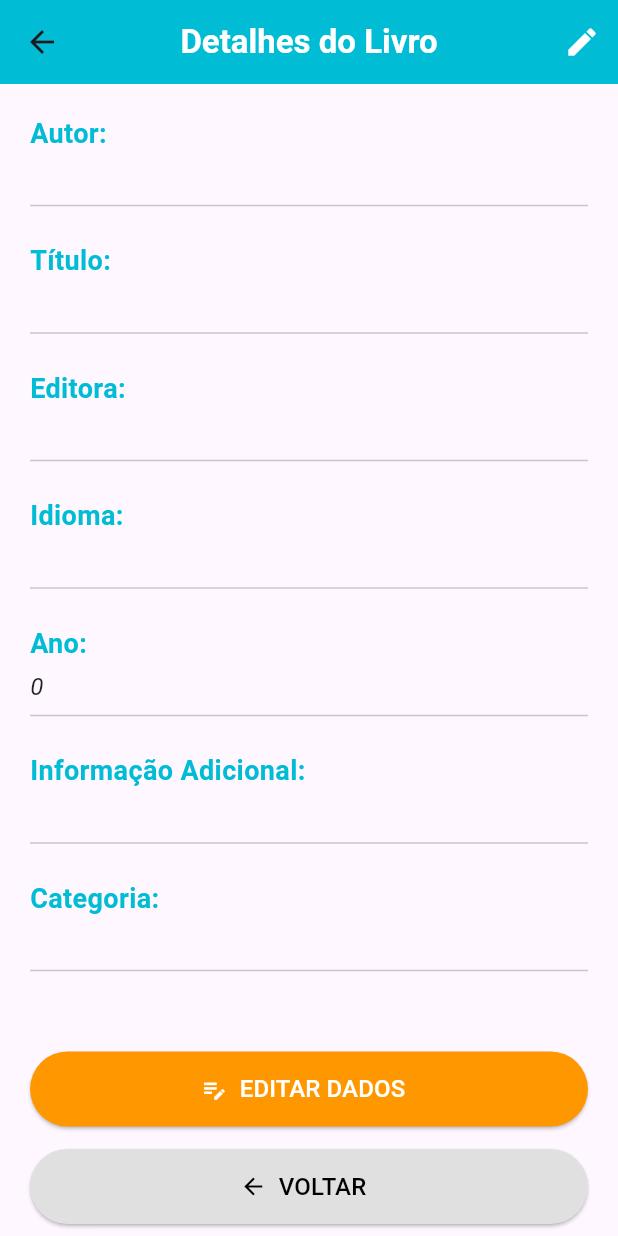
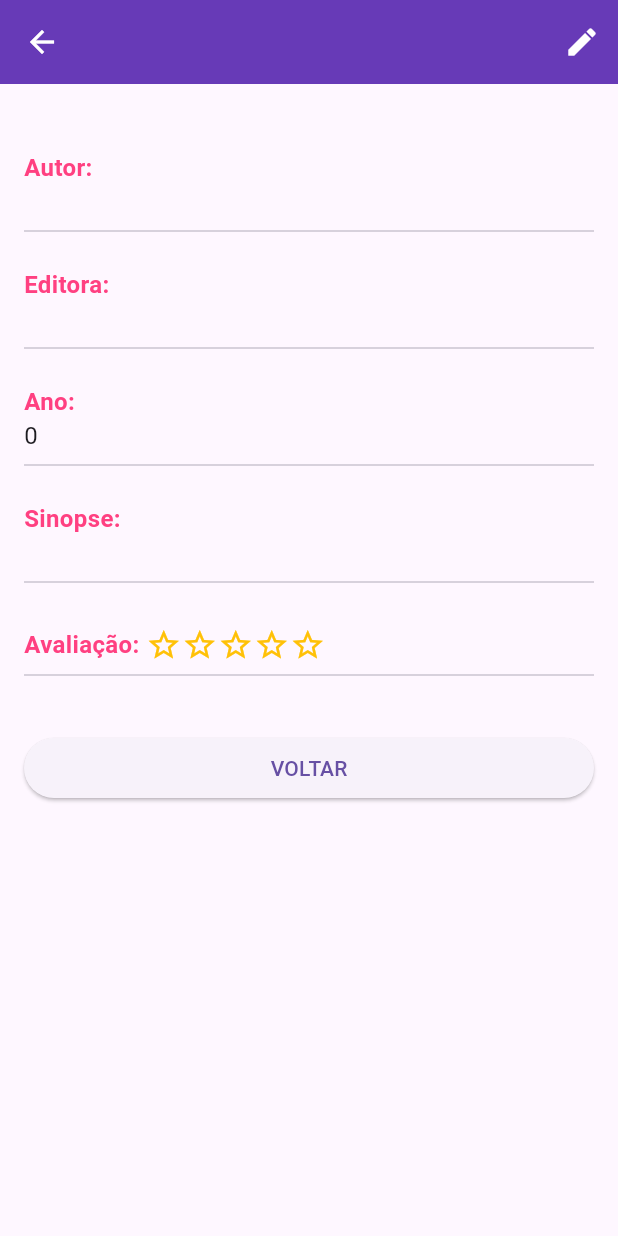
Before and after one commit to anamurim/livros, a Flutter app: the MeuLivro screen opened directly with empty values, on a phone screen of 412 x 824 dp. Run offline on Flutter 3.47's test engine with Material 3 defaults, Android fonts, the phone set to English and light mode, and no system bars; our stand-ins replace image_picker, sqflite; accounts and stored records are empty.

Commit message:
Campo sinopse, capa e avaliação

```diff
--- a/lib/models/cadastralivros.dart
+++ b/lib/models/cadastralivros.dart
@@ -5,30 +5,40 @@ class Livros {
   String? editora;
   String? idioma;
   int? ano;
+  String? sinopse;
+  double? avaliacao;
   String? opcao;
   String? categoria;
+  String? capa;
 
-  Livros(
-      {required this.autor,
-      required this.titulo,
-      required this.editora,
-      required this.idioma,
-      required this.ano,
-      required this.opcao,
-      required this.categoria});
+  Livros({
+    this.id,
+    required this.autor,
+    required this.titulo,
+    required this.editora,
+    required this.idioma,
+    required this.ano,
+    required this.sinopse,
+    required this.avaliacao,
+    required this.opcao,
+    required this.categoria,
+    this.capa,
+  });
 
   Map<String, dynamic> toMap() {
-    var mapa = <String, dynamic>{
+    return {
       'id': id,
       'autor': autor,
       'titulo': titulo,
       'editora': editora,
       'idioma': idioma,
       'ano': ano,
+      'sinopse': sinopse,
+      'avaliacao': avaliacao,
       'opcao': opcao,
-      'categoria': categoria
+      'categoria': categoria,
+      'capa': capa,
     };
-    return mapa;
   }
 
   Livros.fromMap(Map<String, dynamic> mapa) {
@@ -38,7 +48,10 @@ class Livros {
     editora = mapa['editora'];
     idioma = mapa['idioma'];
     ano = mapa['ano'];
+    sinopse = mapa['sinopse'];
+    avaliacao = (mapa['avaliacao'] as num?)?.toDouble();
     opcao = mapa['opcao'];
     categoria = mapa['categoria'];
+    capa = mapa['capa'];
   }
 }
--- a/lib/views/meulivro.dart
+++ b/lib/views/meulivro.dart
@@ -1,6 +1,7 @@
 import 'package:flutter/material.dart';
 import 'package:livros/models/cadastralivros.dart';
 import 'formlivros.dart';
+import 'dart:io';
 
 class MeuLivro extends StatefulWidget {
   final Livros livro;
@@ -11,7 +12,6 @@ class MeuLivro extends StatefulWidget {
 }
 
 class _MeuLivroState extends State<MeuLivro> {
-  // Criamos uma variável local para conseguir atualizar a tela após a edição
   late Livros livroAtual;
 
   @override
@@ -20,104 +20,83 @@ class _MeuLivroState extends State<MeuLivro> {
     livroAtual = widget.livro;
   }
 
-  // Função para navegar e atualizar os dados ao voltar
   void _editarLivro() async {
-    // O await espera você fechar a tela de formulário
     await Navigator.push(
       context,
       MaterialPageRoute(
         builder: (context) => FormLivros(livroParaEditar: livroAtual),
       ),
     );
-
-    // Quando volta, você pode recarregar os dados se necessário.
-    // Como os dados são salvos no BD, o ideal é que a lista anterior
-    // recarregue, mas para esta tela atualizar agora:
-    setState(() {
-      // Aqui você poderia buscar do BD novamente ou apenas
-      // confiar que os dados foram alterados se passar o objeto de volta
-    });
+    setState(() {});
   }
 
   @override
   Widget build(BuildContext context) {
-    final larguraTela = MediaQuery.of(context).size.width;
-    final paddingHorizontal = larguraTela > 600 ? larguraTela * 0.2 : 20.0;
-
     return Scaffold(
       appBar: AppBar(
-        title: const Text(
-          "Detalhes do Livro",
-          style: TextStyle(
-              fontSize: 22, color: Colors.white, fontWeight: FontWeight.bold),
+        title: Text(
+          livroAtual.titulo ?? "Detalhes",
+          style: const TextStyle(
+              color: Colors.white, fontWeight: FontWeight.bold, fontSize: 24),
         ),
-        backgroundColor: Colors.cyan,
-        centerTitle: true,
+        backgroundColor: Colors.deepPurple,
+        iconTheme: const IconThemeData(color: Colors.white),
         actions: [
           IconButton(
               icon: const Icon(Icons.edit, color: Colors.white),
-            onPressed: _editarLivro,
-          ),
+              onPressed: _editarLivro),
         ],
       ),
       body: SingleChildScrollView(
-        child: Center(
-          child: Container(
-            constraints: const BoxConstraints(maxWidth: 800),
-            padding: EdgeInsets.symmetric(
-                horizontal: paddingHorizontal, vertical: 20),
+        padding: const EdgeInsets.all(16.0),
         child: Column(
           crossAxisAlignment: CrossAxisAlignment.start,
-              children: <Widget>[
+          children: [
+            // Exibição da Capa
+            if (livroAtual.capa != null && livroAtual.capa!.isNotEmpty)
+              Center(
+                child: ClipRRect(
+                  borderRadius: BorderRadius.circular(8),
+                  child: Image.file(File(livroAtual.capa!),
+                      height: 150, fit: BoxFit.cover),
+                ),
+              ),
+            const SizedBox(height: 20),
+
             _buildInfoSection("Autor:", livroAtual.autor ?? ""),
-                _buildInfoSection("Título:", livroAtual.titulo ?? ""),
             _buildInfoSection("Editora:", livroAtual.editora ?? ""),
-                _buildInfoSection("Idioma:", livroAtual.idioma ?? ""),
             _buildInfoSection("Ano:", livroAtual.ano?.toString() ?? ""),
-                _buildInfoSection(
-                    "Informação Adicional:", livroAtual.opcao ?? ""),
-                _buildInfoSection("Categoria:", livroAtual.categoria ?? ""),
+            _buildInfoSection("Sinopse:", livroAtual.sinopse ?? "Sem sinopse."),
+
+            const SizedBox(height: 14),
+            Row(
+              children: [
+                const Text("Avaliação: ",
+                    style: TextStyle(
+                        fontSize: 16,
+                        fontWeight: FontWeight.bold,
+                        color: Colors.pinkAccent)),
+                ...List.generate(
+                    5,
+                    (index) => Icon(
+                          index < (livroAtual.avaliacao ?? 0)
+                              ? Icons.star
+                              : Icons.star_border,
+                          color: Colors.amber,
+                        )),
+              ],
+            ),
+            const Divider(),
 
             const SizedBox(height: 30),
-
-                // --- NOVOS BOTÕES ---
-                Column(
-                  children: [
             SizedBox(
               width: double.infinity,
-                      height: 50,
-                      child: ElevatedButton.icon(
-                        icon: const Icon(Icons.edit_note, color: Colors.white),
-                        label: const Text("EDITAR DADOS",
-                            style:
-                                TextStyle(color: Colors.white, fontSize: 16)),
-                        style: ElevatedButton.styleFrom(
-                          backgroundColor:
-                              Colors.orange, // Cor diferente para destacar
-                        ),
-                        onPressed: _editarLivro,
-                      ),
-                    ),
-                    const SizedBox(height: 15),
-                    SizedBox(
-                      width: double.infinity,
-                      height: 50,
-                      child: ElevatedButton.icon(
-                        icon: const Icon(Icons.arrow_back),
-                        label: const Text("VOLTAR",
-                            style: TextStyle(fontSize: 16)),
-                        style: ElevatedButton.styleFrom(
-                          backgroundColor: Colors.grey[300],
-                          foregroundColor: Colors.black,
-                        ),
+              child: ElevatedButton(
                 onPressed: () => Navigator.pop(context),
+                child: const Text("VOLTAR"),
               ),
             ),
           ],
-                ),
-              ],
-            ),
-          ),
         ),
       ),
     );
@@ -125,21 +104,16 @@ class _MeuLivroState extends State<MeuLivro> {
 
   Widget _buildInfoSection(String label, String value) {
     return Padding(
-      padding: const EdgeInsets.only(bottom: 16.0),
+      padding: const EdgeInsets.symmetric(vertical: 8.0),
       child: Column(
         crossAxisAlignment: CrossAxisAlignment.start,
         children: [
           Text(label,
               style: const TextStyle(
-                  fontSize: 18,
+                  fontSize: 16,
                   fontWeight: FontWeight.bold,
-                  color: Colors.cyan)),
-          const SizedBox(height: 4),
-          Text(value,
-              style: const TextStyle(
-                  fontSize: 16,
-                  fontStyle: FontStyle.italic,
-                  color: Colors.black87)),
+                  color: Colors.pinkAccent)),
+          Text(value, style: const TextStyle(fontSize: 16)),
           const Divider(),
         ],
       ),
--- a/lib/views/paginainicial.dart
+++ b/lib/views/paginainicial.dart
@@ -32,7 +32,7 @@ class _PaginaInicialState extends State<PaginaInicial> {
         title: const Text(
           'APP Meus livros',
           textAlign: TextAlign.start,
-          style: TextStyle(fontSize: 14.0, color: Colors.teal),
+          style: TextStyle(fontSize: 14.0, color: Colors.deepPurple),
         ),
       ),
       // SingleChildScrollView evita erros de overflow em telas pequenas ou modo paisagem
@@ -54,7 +54,7 @@ class _PaginaInicialState extends State<PaginaInicial> {
                 'MEUS LIVROS',
                 style: TextStyle(
                   fontSize: larguraTela * 0.07, // Fonte proporcional à largura
-                  color: Colors.teal,
+                  color: Colors.deepPurple,
                   fontWeight: FontWeight.bold,
                   fontFamily: "Raleway",
                 ),
--- a/pubspec.yaml
+++ b/pubspec.yaml
@@ -21,6 +21,7 @@ environment:
 dependencies:
   flutter:
     sdk: flutter
+  image_picker: ^1.0.7
 
   # The following adds the Cupertino Icons font to your application.
   # Use with the CupertinoIcons class for iOS style icons.
```
Also changed, not shown: lib/presenters/bd_livros.dart (+34 -86 lines), lib/views/formlivros.dart (+130 -128 lines), lib/views/listalivro.dart (+14 -8 lines), pubspec.lock, 1 other file. Lines whose indentation alone changed are shown as unchanged.
